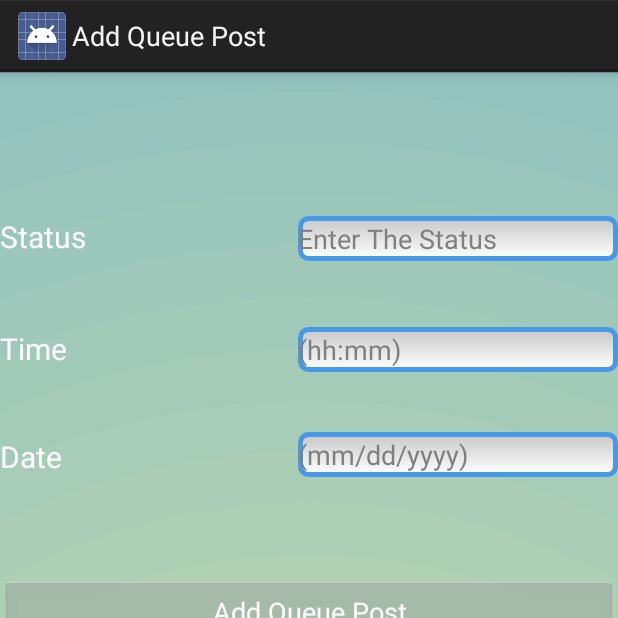
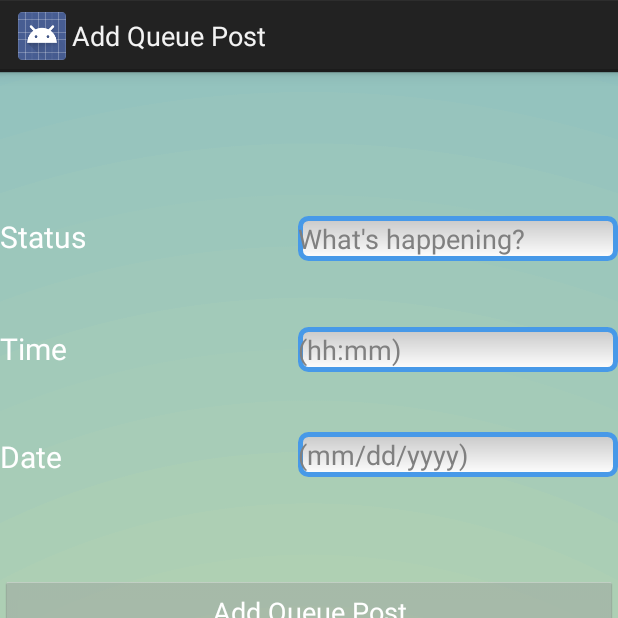
Before and after one commit to sarowary-sairin/QHubb_App_Final, an Android app: the AddQueuePost screen opened directly, with no data from a screen before it, on a phone screen of 412 x 824 dp, the top half of it. Run offline under Robolectric (Android 15) with nearby library versions, the phone set to English and light mode, and no system bars.

Commit message:
what's happening?
that’s what twitter uses as their text hint…

```diff
--- a/app/src/main/res/layout/addqueuepost.xml
+++ b/app/src/main/res/layout/addqueuepost.xml
@@ -12,7 +12,7 @@
         android:layout_alignParentTop="true"
         android:layout_marginTop="96dp"
         android:ems="10"
-        android:hint="Enter The Status"
+        android:hint="What's happening?"
         android:background="@drawable/edittextstyle"
         android:inputType="textPersonName" >
 
```
